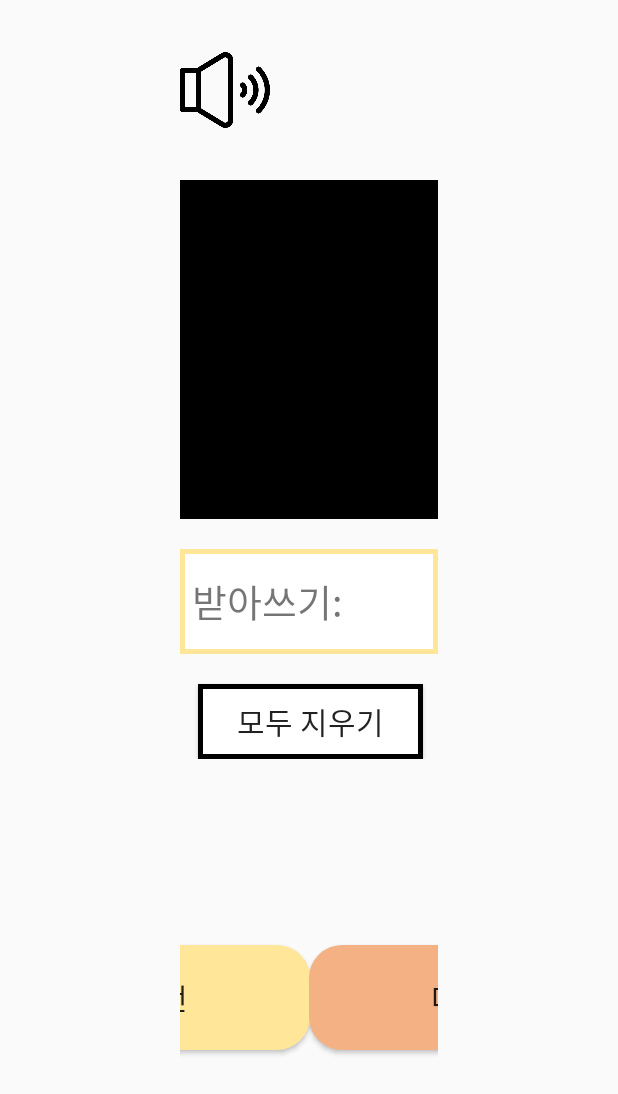
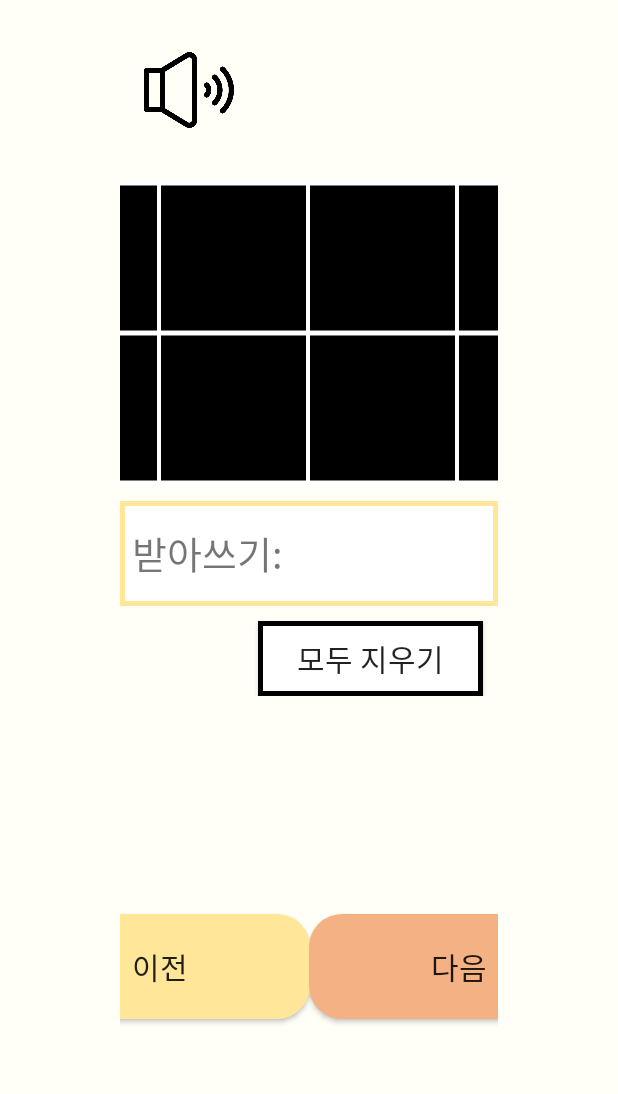
Before and after one commit to Yutori-Team/Yutori-Data-Android, an Android app: the ExamActivity screen opened directly, with no data from a screen before it, on a phone screen of 412 x 824 dp. Shown: the top 1094 px of the screen. Run offline under Robolectric (Android 15) with nearby library versions, the light colour scheme and no system bars; libraries missing offline, so code that uses them is left out: org.tensorflow.contrib; 2 statements that could not run were skipped.

Commit message:
write -> exam 이름 변경, 레이아웃 수정

```diff
--- a/hangul-tensordroid/app/src/main/AndroidManifest.xml
+++ b/hangul-tensordroid/app/src/main/AndroidManifest.xml
@@ -10,7 +10,7 @@
         android:roundIcon="@mipmap/ic_launcher_round"
         android:supportsRtl="true"
         android:theme="@style/AppTheme">
-        <activity android:name=".exam.WriteActivity"></activity>
+        <activity android:name=".exam.ExamActivity"></activity>
         <activity android:name=".practice.PracticeEndActivity" />
         <activity android:name=".login.JoinActivity" />
         <activity android:name=".practice.PracticeActivity" />
--- a/hangul-tensordroid/app/src/main/java/yutori/tf/hangul/exam/WriteActivity.kt
+++ b/hangul-tensordroid/app/src/main/java/yutori/tf/hangul/exam/ExamActivity.kt
@@ -8,8 +8,7 @@ import android.speech.tts.TextToSpeech
 import android.support.v7.app.AppCompatActivity
 import android.util.Log
 import android.view.MotionEvent
-import kotlinx.android.synthetic.main.activity_practice.*
-import kotlinx.android.synthetic.main.activity_write.*
+import kotlinx.android.synthetic.main.activity_exam.*
 import org.jetbrains.anko.toast
 import retrofit2.Call
 import retrofit2.Callback
@@ -21,12 +20,9 @@ import yutori.tf.hangul.hangul.HangulClassifier
 import yutori.tf.hangul.hangul.PaintView
 import yutori.tf.hangul.network.ApplicationController
 import yutori.tf.hangul.network.NetworkService
-import yutori.tf.hangul.practice.PracticeActivity
-import yutori.tf.hangul.practice.PracticeEndActivity
 import java.util.*
-import kotlin.collections.ArrayList
 
-class WriteActivity : AppCompatActivity() {
+class ExamActivity : AppCompatActivity() {
 
     lateinit var networkService: NetworkService
 
@@ -38,7 +34,7 @@ class WriteActivity : AppCompatActivity() {
 
     override fun onCreate(savedInstanceState: Bundle?) {
         super.onCreate(savedInstanceState)
-        setContentView(R.layout.activity_write)
+        setContentView(R.layout.activity_exam)
         requestedOrientation = ActivityInfo.SCREEN_ORIENTATION_UNSPECIFIED
         init()
     }
@@ -56,11 +52,11 @@ class WriteActivity : AppCompatActivity() {
         btn_write_next.setOnClickListener {
             val number = SharedPreferenceController.instance?.getPrefIntegerData("number_of_problem")
             if (number == 10) {
-                val intent = Intent(applicationContext, WriteActivity::class.java)
+                val intent = Intent(applicationContext, ExamActivity::class.java)
                 startActivity(intent)
             } else {
                 SharedPreferenceController.instance?.setPrefData("number_of_problem", number!!.plus(1))
-                val intent = Intent(applicationContext, WriteActivity::class.java)
+                val intent = Intent(applicationContext, ExamActivity::class.java)
                 startActivity(intent)
             }
         }
@@ -69,7 +65,7 @@ class WriteActivity : AppCompatActivity() {
             val number = SharedPreferenceController.instance?.getPrefIntegerData("number_of_problem")
             if (number != 1) {
                 SharedPreferenceController.instance?.setPrefData("number_of_problem", number!!.minus(1))
-                val intent = Intent(applicationContext, WriteActivity::class.java)
+                val intent = Intent(applicationContext, ExamActivity::class.java)
                 startActivity(intent)
             }
         }
--- a/hangul-tensordroid/app/src/main/java/yutori/tf/hangul/process/NumselectActivity.kt
+++ b/hangul-tensordroid/app/src/main/java/yutori/tf/hangul/process/NumselectActivity.kt
@@ -7,7 +7,7 @@ import android.os.Bundle;
 import kotlinx.android.synthetic.main.activity_numselect.*
 import yutori.tf.hangul.R
 import yutori.tf.hangul.db.SharedPreferenceController
-import yutori.tf.hangul.exam.WriteActivity
+import yutori.tf.hangul.exam.ExamActivity
 import yutori.tf.hangul.practice.PracticeActivity
 
 class NumselectActivity : AppCompatActivity() {
@@ -53,7 +53,7 @@ class NumselectActivity : AppCompatActivity() {
             val intent = Intent(applicationContext, PracticeActivity::class.java)
             startActivity(intent)
         } else if (homeType.equals("EXAM")) {
-            val intent = Intent(applicationContext, WriteActivity::class.java)
+            val intent = Intent(applicationContext, ExamActivity::class.java)
             startActivity(intent)
         }
 
--- a/hangul-tensordroid/app/src/main/res/layout/activity_write.xml
+++ b/hangul-tensordroid/app/src/main/res/layout/activity_exam.xml
@@ -5,33 +5,42 @@
     android:layout_width="match_parent"
     android:layout_height="match_parent"
     android:orientation="vertical"
-    android:layout_marginHorizontal="120dp">
+    android:paddingHorizontal="80dp"
+    android:background="#FFFEF7">
 
-    <RelativeLayout
+    <android.support.constraint.ConstraintLayout
         android:layout_width="match_parent"
         android:layout_height="120dp">
+
         <ImageButton
             android:id="@+id/btn_write_speak"
             android:layout_width="60dp"
             android:layout_height="60dp"
             android:layout_centerVertical="true"
-            android:background="@drawable/icon_sound"/>
-    </RelativeLayout>
+            android:layout_marginStart="16dp"
+            android:background="@drawable/icon_sound"
+            app:layout_constraintBottom_toBottomOf="parent"
+            app:layout_constraintStart_toStartOf="parent"
+            app:layout_constraintTop_toTopOf="parent" />
+    </android.support.constraint.ConstraintLayout>
 
     <LinearLayout
-        android:layout_width="match_parent"
+        android:layout_width="800dp"
         android:layout_height="wrap_content"
         android:orientation="vertical"
-        android:background="#000000">
+        android:background="#FFFFFF"
+        android:padding="2dp"
+        android:layout_gravity="center_horizontal">
         <LinearLayout
             android:layout_width="match_parent"
-            android:layout_height="110dp"
-            android:layout_marginTop="2dp"
+            android:layout_height="100dp"
             android:weightSum="8">
 
             <RelativeLayout
                 android:layout_width="0dp"
                 android:layout_height="match_parent"
+                android:layout_margin="1dp"
+                android:background="#FFFFFF"
                 android:layout_weight="1">
                 <yutori.tf.hangul.hangul.PaintView
                     android:id="@+id/paint_write_1"
@@ -53,6 +62,8 @@
             <RelativeLayout
                 android:layout_width="0dp"
                 android:layout_height="match_parent"
+                android:layout_margin="1dp"
+                android:background="#FFFFFF"
                 android:layout_weight="1">
                 <yutori.tf.hangul.hangul.PaintView
                     android:id="@+id/paint_write_2"
@@ -73,6 +84,8 @@
             <RelativeLayout
                 android:layout_width="0dp"
                 android:layout_height="match_parent"
+                android:layout_margin="1dp"
+                android:background="#FFFFFF"
                 android:layout_weight="1">
                 <yutori.tf.hangul.hangul.PaintView
                     android:id="@+id/paint_write_3"
@@ -93,6 +106,8 @@
             <RelativeLayout
                 android:layout_width="0dp"
                 android:layout_height="match_parent"
+                android:layout_margin="1dp"
+                android:background="#FFFFFF"
                 android:layout_weight="1">
                 <yutori.tf.hangul.hangul.PaintView
                     android:id="@+id/paint_write_4"
@@ -113,6 +128,8 @@
             <RelativeLayout
                 android:layout_width="0dp"
                 android:layout_height="match_parent"
+                android:layout_margin="1dp"
+                android:background="#FFFFFF"
                 android:layout_weight="1">
                 <yutori.tf.hangul.hangul.PaintView
                     android:id="@+id/paint_write_5"
@@ -133,6 +150,8 @@
             <RelativeLayout
                 android:layout_width="0dp"
                 android:layout_height="match_parent"
+                android:layout_margin="1dp"
+                android:background="#FFFFFF"
                 android:layout_weight="1">
                 <yutori.tf.hangul.hangul.PaintView
                     android:id="@+id/paint_write_6"
@@ -153,6 +172,8 @@
             <RelativeLayout
                 android:layout_width="0dp"
                 android:layout_height="match_parent"
+                android:layout_margin="1dp"
+                android:background="#FFFFFF"
                 android:layout_weight="1">
                 <yutori.tf.hangul.hangul.PaintView
                     android:id="@+id/paint_write_7"
@@ -173,6 +194,8 @@
             <RelativeLayout
                 android:layout_width="0dp"
                 android:layout_height="match_parent"
+                android:layout_margin="1dp"
+                android:background="#FFFFFF"
                 android:layout_weight="1">
                 <yutori.tf.hangul.hangul.PaintView
                     android:id="@+id/paint_write_8"
@@ -194,13 +217,14 @@
         </LinearLayout>
         <LinearLayout
             android:layout_width="match_parent"
-            android:layout_height="110dp"
-            android:layout_marginVertical="2dp"
+            android:layout_height="100dp"
             android:weightSum="8">
 
             <RelativeLayout
                 android:layout_width="0dp"
                 android:layout_height="match_parent"
+                android:layout_margin="1dp"
+                android:background="#FFFFFF"
                 android:layout_weight="1">
                 <yutori.tf.hangul.hangul.PaintView
                     android:id="@+id/paint_write_9"
@@ -221,6 +245,8 @@
             <RelativeLayout
                 android:layout_width="0dp"
                 android:layout_height="match_parent"
+                android:layout_margin="1dp"
+                android:background="#FFFFFF"
                 android:layout_weight="1">
                 <yutori.tf.hangul.hangul.PaintView
                     android:id="@+id/paint_write_10"
@@ -241,6 +267,8 @@
             <RelativeLayout
                 android:layout_width="0dp"
                 android:layout_height="match_parent"
+                android:layout_margin="1dp"
+                android:background="#FFFFFF"
                 android:layout_weight="1">
                 <yutori.tf.hangul.hangul.PaintView
                     android:id="@+id/paint_write_11"
@@ -261,6 +289,8 @@
             <RelativeLayout
                 android:layout_width="0dp"
                 android:layout_height="match_parent"
+                android:layout_margin="1dp"
+                android:background="#FFFFFF"
                 android:layout_weight="1">
                 <yutori.tf.hangul.hangul.PaintView
                     android:id="@+id/paint_write_12"
@@ -281,6 +311,8 @@
             <RelativeLayout
                 android:layout_width="0dp"
                 android:layout_height="match_parent"
+                android:layout_margin="1dp"
+                android:background="#FFFFFF"
                 android:layout_weight="1">
                 <yutori.tf.hangul.hangul.PaintView
                     android:id="@+id/paint_write_13"
@@ -301,6 +333,8 @@
             <RelativeLayout
                 android:layout_width="0dp"
                 android:layout_height="match_parent"
+                android:layout_margin="1dp"
+                android:background="#FFFFFF"
                 android:layout_weight="1">
                 <yutori.tf.hangul.hangul.PaintView
                     android:id="@+id/paint_write_14"
@@ -321,6 +355,8 @@
             <RelativeLayout
                 android:layout_width="0dp"
                 android:layout_height="match_parent"
+                android:layout_margin="1dp"
+                android:background="#FFFFFF"
                 android:layout_weight="1">
                 <yutori.tf.hangul.hangul.PaintView
                     android:id="@+id/paint_write_15"
@@ -341,6 +377,8 @@
             <RelativeLayout
                 android:layout_width="0dp"
                 android:layout_height="match_parent"
+                android:layout_margin="1dp"
+                android:background="#FFFFFF"
                 android:layout_weight="1">
                 <yutori.tf.hangul.hangul.PaintView
                     android:id="@+id/paint_write_16"
@@ -369,7 +407,7 @@
         <LinearLayout
             android:layout_width="match_parent"
             android:layout_height="wrap_content"
-            android:layout_marginVertical="20dp"
+            android:layout_marginVertical="10dp"
             android:background="@drawable/btn_border_yellow">
             <TextView
                 android:layout_width="wrap_content"
```
